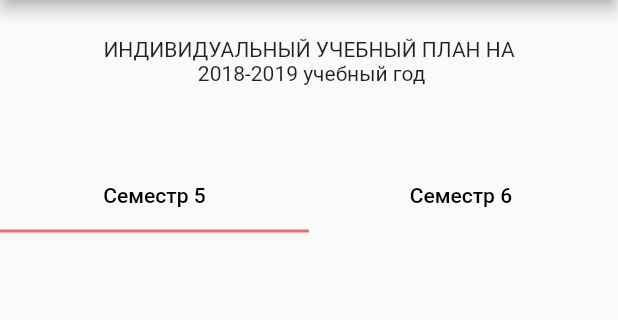
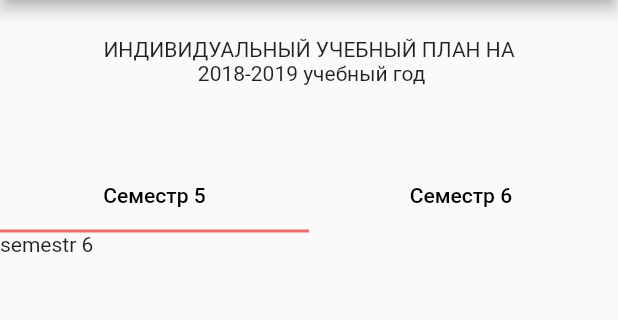
Before and after one commit to GamalSher/Individual-Plan-app, a Flutter app: the screen it shows after launch, on a phone screen of 412 x 824 dp, the part 84-404 px from its top. Run offline on Flutter 3.47's test engine with Material 2 defaults, Android fonts, the phone set to English and light mode, and no system bars.

Commit message:
+ semestr dart new file

```diff
--- a/project_study/lib/homepage.dart
+++ b/project_study/lib/homepage.dart
@@ -2,6 +2,8 @@ import 'dart:convert';
 
 import 'package:flutter/material.dart';
 import 'package:flutter/services.dart';
+
+import 'semestr.dart';
 
 class HomePage extends StatefulWidget {
   const HomePage({super.key});
@@ -55,7 +57,9 @@ class _HomePageState extends State<HomePage> {
                     style: TextStyle(color: Colors.black),
                   ),
                 )
-              ])
+              ]),
+              const Expanded(
+                  child: TabBarView(children: [Semestr(), Text("second")]))
             ],
           ),
         ));
--- /dev/null
+++ b/project_study/lib/semestr.dart
@@ -0,0 +1,30 @@
+import 'dart:convert';
+
+import 'package:flutter/material.dart';
+import 'package:flutter/services.dart';
+
+class Semestr extends StatefulWidget {
+  const Semestr({super.key});
+  @override
+  State<Semestr> createState() => _Semestr();
+}
+
+class _Semestr extends State<Semestr> {
+  List _items = [];
+
+  Future<void> readJson() async {
+    final String response = await rootBundle.loadString('LocalJSON/data.json');
+    final data = await jsonDecode(response);
+    setState(() {
+      _items = data["Items"];
+    });
+  }
+
+  @override
+  Widget build(BuildContext context) {
+    readJson();
+    return const Scaffold(
+      body: Text("semestr 6"),
+    );
+  }
+}
```
